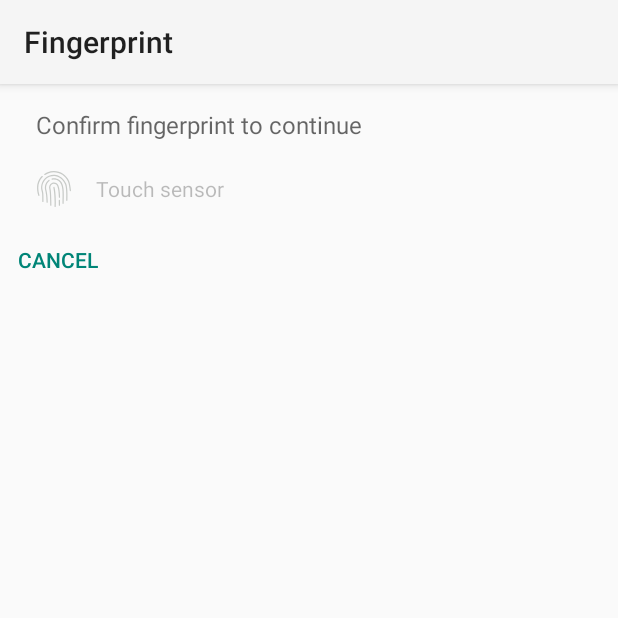
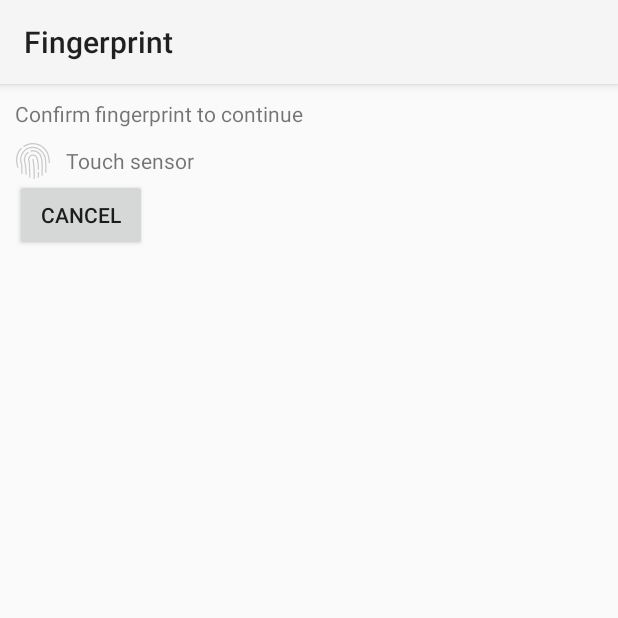
Before and after one commit to vndly/android-fingerprint, an Android app: the fragment FingerprintDialog shown on its own in the app's theme, on a phone screen of 412 x 824 dp, the top half of it. Run offline under Robolectric (Android 15) with nearby library versions, the phone set to English and light mode, and no system bars; 5 statements that could not run were skipped.

Commit message:
Code cleanup

```diff
--- a/app/src/main/java/com/example/androidfingerprint/FingerprintDialog.java
+++ b/app/src/main/java/com/example/androidfingerprint/FingerprintDialog.java
@@ -15,7 +15,6 @@ import android.widget.Toast;
 public class FingerprintDialog extends DialogFragment implements FingerprintUiHelper.Callback
 {
     private Button mCancelButton;
-    private View mFingerprintContent;
 
     private Stage mStage = Stage.FINGERPRINT;
 
@@ -36,9 +35,9 @@ public class FingerprintDialog extends DialogFragment implements FingerprintUiHe
     @Override
     public View onCreateView(LayoutInflater inflater, ViewGroup container, Bundle savedInstanceState)
     {
-        getDialog().setTitle(getString(R.string.sign_in));
+        getDialog().setTitle(getString(R.string.dialog_signIn));
         View v = inflater.inflate(R.layout.fingerprint_dialog, container, false);
-        mCancelButton = v.findViewById(R.id.cancel_button);
+        mCancelButton = v.findViewById(R.id.button_cancel);
         mCancelButton.setOnClickListener(new View.OnClickListener()
         {
             @Override
@@ -48,7 +47,6 @@ public class FingerprintDialog extends DialogFragment implements FingerprintUiHe
             }
         });
 
-        mFingerprintContent = v.findViewById(R.id.fingerprint_container);
         mFingerprintUiHelper = new FingerprintUiHelper(
                 mActivity.getSystemService(FingerprintManager.class),
                 (ImageView) v.findViewById(R.id.fingerprint_icon),
@@ -107,8 +105,6 @@ public class FingerprintDialog extends DialogFragment implements FingerprintUiHe
         switch (mStage)
         {
             case FINGERPRINT:
-                mCancelButton.setText(R.string.cancel);
-                mFingerprintContent.setVisibility(View.VISIBLE);
                 break;
             case NEW_FINGERPRINT_ENROLLED:
                 // Intentional fall through
--- a/app/src/main/java/com/example/androidfingerprint/FingerprintUiHelper.java
+++ b/app/src/main/java/com/example/androidfingerprint/FingerprintUiHelper.java
@@ -84,7 +84,7 @@ public class FingerprintUiHelper extends FingerprintManager.AuthenticationCallba
     @Override
     public void onAuthenticationFailed()
     {
-        showError(mIcon.getResources().getString(R.string.fingerprint_not_recognized));
+        showError(mIcon.getResources().getString(R.string.dialog_fingerprint_notRecognized));
     }
 
     @Override
@@ -93,7 +93,7 @@ public class FingerprintUiHelper extends FingerprintManager.AuthenticationCallba
         mErrorTextView.removeCallbacks(mResetErrorTextRunnable);
         mIcon.setImageResource(R.drawable.ic_fingerprint_success);
         mErrorTextView.setTextColor(mErrorTextView.getResources().getColor(R.color.success_color, null));
-        mErrorTextView.setText(mErrorTextView.getResources().getString(R.string.fingerprint_success));
+        mErrorTextView.setText(mErrorTextView.getResources().getString(R.string.dialog_fingerprint_success));
         mIcon.postDelayed(new Runnable()
         {
             @Override
@@ -119,7 +119,7 @@ public class FingerprintUiHelper extends FingerprintManager.AuthenticationCallba
         public void run()
         {
             mErrorTextView.setTextColor(mErrorTextView.getResources().getColor(R.color.hint_color, null));
-            mErrorTextView.setText(mErrorTextView.getResources().getString(R.string.fingerprint_hint));
+            mErrorTextView.setText(mErrorTextView.getResources().getString(R.string.dialog_fingerprint_hint));
             mIcon.setImageResource(R.drawable.ic_fingerprint);
         }
     };
--- a/app/src/main/res/layout/fingerprint_dialog.xml
+++ b/app/src/main/res/layout/fingerprint_dialog.xml
@@ -3,55 +3,41 @@
     xmlns:android="http://schemas.android.com/apk/res/android"
     android:layout_width="match_parent"
     android:layout_height="match_parent"
-    android:orientation="vertical">
+    android:orientation="vertical"
+    android:padding="10dp">
 
-    <RelativeLayout
-        android:id="@+id/fingerprint_container"
+    <TextView
+        android:layout_width="wrap_content"
+        android:layout_height="wrap_content"
+        android:text="@string/dialog.fingerprint.description"/>
+
+    <LinearLayout
         android:layout_width="match_parent"
         android:layout_height="wrap_content"
-        android:paddingBottom="8dp"
-        android:paddingEnd="24dp"
-        android:paddingStart="24dp"
-        android:paddingTop="16dp">
+        android:layout_marginTop="10dp"
+        android:gravity="center_vertical"
+        android:orientation="horizontal">
 
-        <TextView
-            android:id="@+id/fingerprint_description"
+        <ImageView
+            android:id="@+id/fingerprint.icon"
             android:layout_width="wrap_content"
             android:layout_height="wrap_content"
-            android:layout_alignParentStart="true"
-            android:layout_alignParentTop="true"
-            android:text="@string/fingerprint_description"
-            android:textAppearance="@android:style/TextAppearance.Material.Subhead"
-            android:textColor="?android:attr/textColorSecondary"/>
-
-        <ImageView
-            android:id="@+id/fingerprint_icon"
-            android:layout_width="wrap_content"
-            android:layout_height="wrap_content"
-            android:layout_alignParentStart="true"
-            android:layout_below="@+id/fingerprint_description"
-            android:layout_marginTop="20dp"
+            android:layout_marginRight="10dp"
             android:src="@drawable/ic_fingerprint"/>
 
         <TextView
-            android:id="@+id/fingerprint_status"
-            style="@android:style/TextAppearance.Material.Body1"
+            android:id="@+id/fingerprint.status"
             android:layout_width="wrap_content"
             android:layout_height="wrap_content"
-            android:layout_alignBottom="@+id/fingerprint_icon"
-            android:layout_alignTop="@+id/fingerprint_icon"
-            android:layout_marginStart="16dp"
-            android:layout_toEndOf="@+id/fingerprint_icon"
             android:gravity="center_vertical"
-            android:text="@string/fingerprint_hint"
-            android:textColor="@color/hint_color"/>
+            android:text="@string/dialog.fingerprint.hint"/>
 
-    </RelativeLayout>
+    </LinearLayout>
 
     <Button
-        android:id="@+id/cancel_button"
-        style="?android:attr/buttonBarNegativeButtonStyle"
+        android:id="@+id/button.cancel"
         android:layout_width="wrap_content"
-        android:layout_height="wrap_content"/>
+        android:layout_height="wrap_content"
+        android:text="@string/dialog.cancel"/>
 
 </LinearLayout>
--- a/app/src/main/res/values/strings.xml
+++ b/app/src/main/res/values/strings.xml
@@ -2,14 +2,14 @@
 <resources>
     <string name="application_name">Fingerprint</string>
 
-    <string name="cancel">Cancel</string>
-    <string name="sign_in">Sign in</string>
-    <string name="fingerprint_description">Confirm fingerprint to continue</string>
-    <string name="fingerprint_hint">Touch sensor</string>
-    <string name="fingerprint_not_recognized">Fingerprint not recognized. Try again</string>
-    <string name="fingerprint_success">Fingerprint recognized</string>
+    <string name="dialog.cancel">Cancel</string>
+    <string name="dialog.signIn">Sign in</string>
+    <string name="dialog.fingerprint.description">Confirm fingerprint to continue</string>
+    <string name="dialog.fingerprint.hint">Touch sensor</string>
+    <string name="dialog.fingerprint.notRecognized">Fingerprint not recognized. Try again</string>
+    <string name="dialog.fingerprint.success">Fingerprint recognized</string>
 
     <string name="purchase">Purchase</string>
-    <string name="purchase_not_invalidated">Purchase not invalidated</string>
+    <string name="purchase.notInvalidated">Purchase not invalidated</string>
 
 </resources>
```
Also changed, not shown: app/src/main/java/com/example/androidfingerprint/MainActivity.java (+5 -5 lines), app/src/main/res/layout/activity_main.xml (+8 -28 lines).
